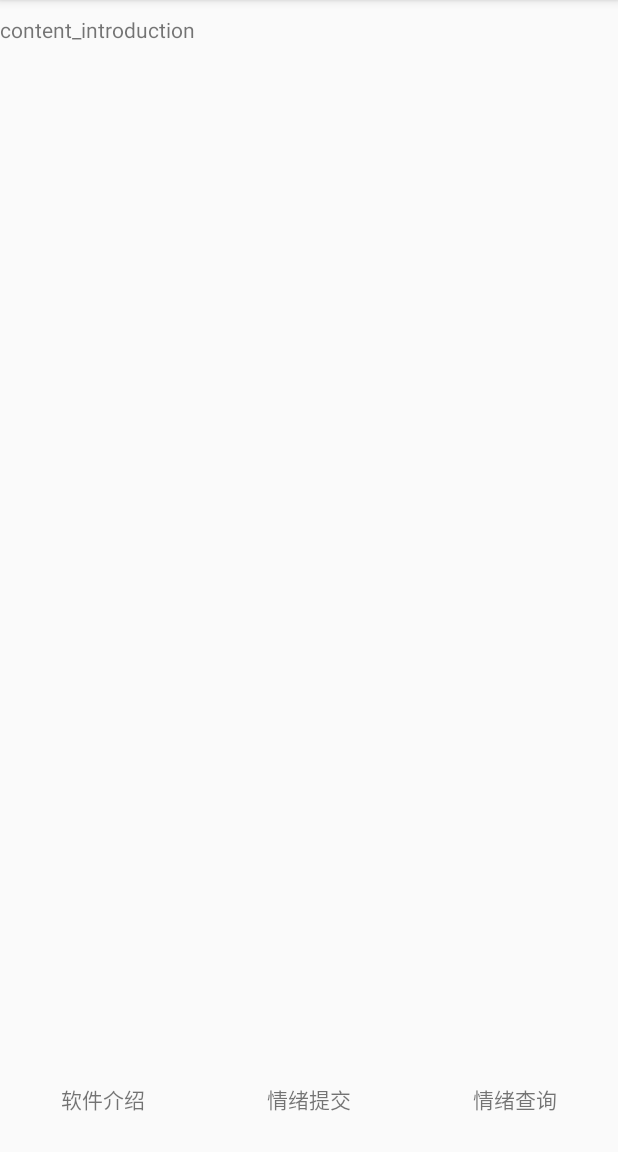
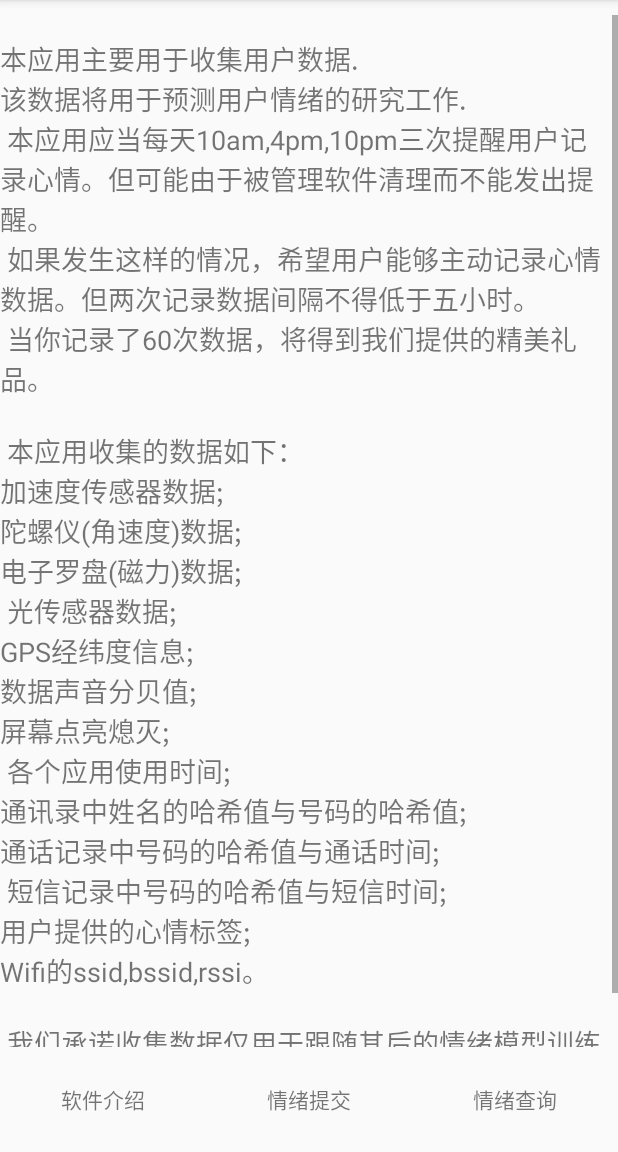
Before and after one commit to Kai-Zhang/HealthyLife, an Android app: the screen it shows after launch (MainActivity), after a tap on "软件介绍", on a phone screen of 412 x 824 dp, the part 84-1236 px from its top. Run offline under Robolectric (Android 15) with nearby library versions, the phone set to English and light mode, and no system bars; 5 statements that could not run were skipped; 1 other tap on this screen came first.

Commit message:
finish introduction

```diff
--- a/app/src/main/java/org/graduation/healthylife/OptionFragment.java
+++ b/app/src/main/java/org/graduation/healthylife/OptionFragment.java
@@ -125,7 +125,6 @@ public class OptionFragment extends Fragment {
                         .setEmotions(happiness, sadness, anger, surprise, fear, disgust)).run();
                 FragmentTransaction ft=getActivity ().getFragmentManager().beginTransaction();
                 ft.replace(R.id.layout_mainpage, new ResultFragment());
-                ft.addToBackStack(null);
                 ft.commit();
             }
         });
--- a/app/src/main/res/layout/content_introduction.xml
+++ b/app/src/main/res/layout/content_introduction.xml
@@ -2,10 +2,16 @@
 <LinearLayout xmlns:android="http://schemas.android.com/apk/res/android"
     android:orientation="vertical" android:layout_width="match_parent"
     android:layout_height="match_parent">
-
-    <TextView
-        android:layout_width="wrap_content"
-        android:layout_height="wrap_content"
-        android:text="content_introduction"
-        android:id="@+id/textView5" />
+    <ScrollView
+        android:layout_width="match_parent"
+        android:layout_height="match_parent">
+        <TextView
+            android:layout_width="wrap_content"
+            android:layout_height="wrap_content"
+            android:text="@string/introText"
+            android:id="@+id/textView5"
+            android:textSize="18sp"
+            android:layout_gravity="center_horizontal"
+            android:layout_marginTop="16dp" />
+    </ScrollView>
 </LinearLayout>
--- a/app/src/main/res/values/strings.xml
+++ b/app/src/main/res/values/strings.xml
@@ -15,4 +15,15 @@
     <string name="introduction">软件介绍</string>
     <string name="submitTv">情绪提交</string>
     <string name="emotionQuery">情绪查询</string>
+    <string name="emotionQueryTitle">&#032;&#032;&#032;ID 开心 郁闷 生气 惊奇 害怕 嫌恶</string>
+    <string name="introText">本应用主要用于收集用户数据.\n该数据将用于预测用户情绪的研究工作.\n
+        本应用应当每天10am,4pm,10pm三次提醒用户记录心情。但可能由于被管理软件清理而不能发出提醒。\n
+        如果发生这样的情况，希望用户能够主动记录心情数据。但两次记录数据间隔不得低于五小时。\n
+        当你记录了60次数据，将得到我们提供的精美礼品。\n\n
+        本应用收集的数据如下：\n加速度传感器数据;\n陀螺仪(角速度)数据;\n电子罗盘(磁力)数据;\n
+        光传感器数据;\nGPS经纬度信息;\n数据声音分贝值;\n屏幕点亮熄灭;\n
+        各个应用使用时间;\n通讯录中姓名的哈希值与号码的哈希值;\n通话记录中号码的哈希值与通话时间;\n
+        短信记录中号码的哈希值与短信时间;\n用户提供的心情标签;\nWifi的ssid,bssid,rssi。\n\n
+        我们承诺收集数据仅用于跟随其后的情绪模型训练的研究，不用作他用。研究结束后即进行销毁。\n
+    </string>
 </resources>
```
Also changed, not shown: app/src/main/java/org/graduation/database/DatabaseManager.java (+21 -37 lines), app/src/main/java/org/graduation/healthylife/FtpUploader.java (+6 -4 lines), app/src/main/java/org/graduation/healthylife/QueryFragment.java (+22 -1 lines), app/src/main/java/org/graduation/healthylife/ResultFragment.java (+4 -3 lines), app/src/main/res/layout/content_query.xml (+14 -2 lines).
